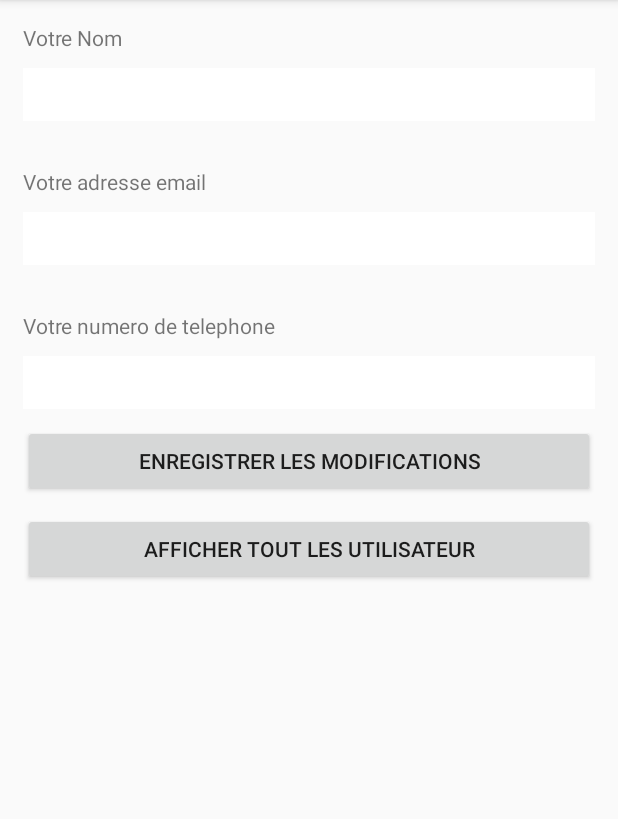
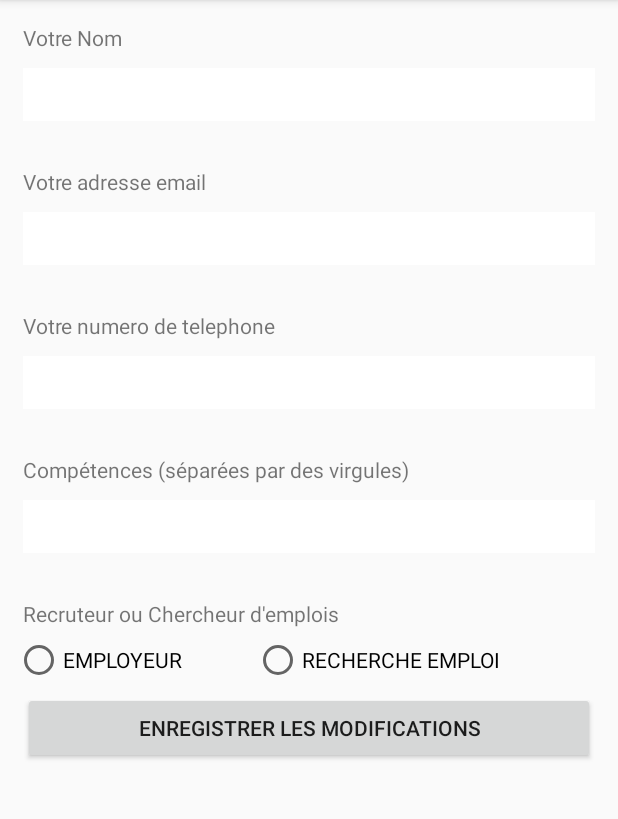
Before and after one commit to raphaeldepain/WalkAndWork, an Android app: the screen it shows after launch (InscriptionActivity), after a tap on "INSCRIPTION", on a phone screen of 412 x 824 dp, the part 84-903 px from its top. Run offline under Robolectric (Android 15) with nearby library versions, the phone set to English and light mode, and no system bars.

Commit message:
Premier filtre sur les recherches de résultat (des employeurs pour un chômeur et vice versa). Inscription terminée.

```diff
--- a/app/build.gradle
+++ b/app/build.gradle
@@ -24,6 +24,7 @@ dependencies {
     implementation 'com.android.support:appcompat-v7:28.0.0'
     implementation 'com.android.support.constraint:constraint-layout:1.1.3'
     implementation 'com.android.support:design:28.0.0'
+    // implementation 'com.google.android.gms:play-services-maps:16.1.0'
     testImplementation 'junit:junit:4.12'
     androidTestImplementation 'com.android.support.test:runner:1.0.2'
     androidTestImplementation 'com.android.support.test.espresso:espresso-core:3.0.2'
@@ -39,10 +40,11 @@ dependencies {
     implementation project(':linkedin-sdk')
     //Picasso
     implementation 'com.squareup.picasso:picasso:2.5.2'
-    //Position
-    implementation 'com.google.android.gms:play-services:11.0.1'
     //Mysql Database
     implementation 'com.squareup.okhttp3:okhttp:3.5.0'
     //Gson
     implementation 'com.google.code.gson:gson:2.8.2'
+    implementation 'com.google.android.gms:play-services-maps:16.1.0'
+    implementation "com.google.android.gms:play-services-base:16.1.0"
+    implementation 'com.google.android.gms:play-services-location:16.0.0'
 }
--- a/app/src/debug/res/values/google_maps_api.xml
+++ b/app/src/debug/res/values/google_maps_api.xml
@@ -20,5 +20,5 @@
     Once you have your key (it starts with "AIza"), replace the "google_maps_key"
     string in this file.
     -->
-    <string name="google_maps_key" templateMergeStrategy="preserve" translatable="false">AIzaSyDacMQ1w4QNFLYPZf10JFOoOdLv3N73Y-I</string>
+    <string name="google_maps_key" templateMergeStrategy="preserve" translatable="false">AIzaSyATRB6WWUSLbF6XuvNruYZtJW-86qvQAcQ</string>
 </resources>
--- a/app/src/main/java/miage/parisnanterre/fr/walkandwork/AddUser.java
+++ b/app/src/main/java/miage/parisnanterre/fr/walkandwork/AddUser.java
@@ -17,7 +17,7 @@ import java.io.IOException;
         HttpQuery httpQuery = new HttpQuery();
 
         try {
-            return httpQuery.Create(args[0],args[1],args[2],args[3]);
+            return httpQuery.Create(args[0],args[1],args[2],args[3],args[4],args[5]);
         } catch (IOException e) {
             e.printStackTrace();
             return null;
--- a/app/src/main/java/miage/parisnanterre/fr/walkandwork/Connexion.java
+++ b/app/src/main/java/miage/parisnanterre/fr/walkandwork/Connexion.java
@@ -69,7 +69,7 @@ public class Connexion extends AppCompatActivity {
          mapsConnexion.setOnClickListener(new View.OnClickListener() {
              @Override
              public void onClick(View view) {
-                 Intent intent1 = new Intent(Connexion.this, MainActivity.class);
+                 Intent intent1 = new Intent(Connexion.this, MapsActivity.class);
                  startActivity(intent1);
              }
          });
@@ -90,10 +90,12 @@ public class Connexion extends AppCompatActivity {
                     json = new JSONObject(response);
                     //On récupère la donnée d'identifiant id
                     String id = json.getString("id");
+                    String type = json.getString("isEmployeur");
 
                   //  Toast.makeText(getApplicationContext(),id,Toast.LENGTH_LONG).show();
                     Intent intentToMain = new Intent(Connexion.this, MainActivity.class);
                     intentToMain.putExtra("id",id);
+                    intentToMain.putExtra("isEmployeur",type);
                     startActivity(intentToMain);
 
                 } catch (ExecutionException e) {
--- a/app/src/main/java/miage/parisnanterre/fr/walkandwork/InscriptionActivity.java
+++ b/app/src/main/java/miage/parisnanterre/fr/walkandwork/InscriptionActivity.java
@@ -10,6 +10,7 @@ import android.util.Log;
 import android.view.View;
 import android.widget.Button;
 import android.widget.EditText;
+import android.widget.RadioButton;
 import android.widget.Toast;
 
 import org.json.JSONArray;
@@ -21,7 +22,7 @@ import java.util.Arrays;
 
 public class InscriptionActivity extends AppCompatActivity {
 
-    private EditText nom, email, phone;
+    private EditText nom, email, phone, data;
     private Button bouton, getUsersButton;
 
     @Override
@@ -34,8 +35,11 @@ public class InscriptionActivity extends AppCompatActivity {
         nom = (EditText) findViewById(R.id.nom);
         email = (EditText) findViewById(R.id.email);
         phone = (EditText) findViewById(R.id.phone);
+        data = (EditText) findViewById(R.id.data);
+        final RadioButton employeur = (RadioButton) findViewById(R.id.employeur);
+        final RadioButton chomeur = (RadioButton) findViewById(R.id.chomeur);
         bouton = (Button) findViewById(R.id.bouton);
-        getUsersButton = (Button) findViewById(R.id.boutonusers);
+
 
         // creation du listener sur l'objet bouton
 
@@ -44,21 +48,22 @@ public class InscriptionActivity extends AppCompatActivity {
             @Override
             public void onClick(View view) {
 
+               String competence = data.getText().toString().toUpperCase();
+
                 // l'operation de communication doit se faire en arriere plan d'ou l'utilisation de l'asynctask
 
-                new AddUser().execute("create", nom.getText().toString(), email.getText().toString(), phone.getText().toString());
+                if(employeur.isChecked()){
+                    new AddUser().execute("create", nom.getText().toString(), email.getText().toString(), phone.getText().toString(), competence, "1");
+                }
+                if(chomeur.isChecked()){
+                    new AddUser().execute("create", nom.getText().toString(), email.getText().toString(), phone.getText().toString(), competence, "0");
+                }
+
+
 
             }
         });
 
-        getUsersButton.setOnClickListener(new View.OnClickListener() {
-            @Override
-            public void onClick(View v) {
-                new GetUser().execute("closest", "2.2156175518589407", "48.90462429309964");
-                Toast.makeText(getApplicationContext(), "je suis affiché" , Toast.LENGTH_LONG).show();
-
-            }
-        });
     }
 
     // Asynctask destine a l'operation d'arriere plan
@@ -71,7 +76,7 @@ public class InscriptionActivity extends AppCompatActivity {
             HttpQuery httpQuery = new HttpQuery();
 
             try {
-                String result = httpQuery.Create(args[0], args[1], args[2], args[3]);
+                String result = httpQuery.Create(args[0], args[1], args[2], args[3], args[4], args[5]);
 
                 return result;
             } catch (IOException e) {
@@ -130,9 +135,9 @@ public class InscriptionActivity extends AppCompatActivity {
 
 
             if (s==null) {
-                Toast.makeText(getApplicationContext(), "try again " , Toast.LENGTH_LONG).show();
+                //Toast.makeText(getApplicationContext(), "try again " , Toast.LENGTH_LONG).show();
             } else {
-                Toast.makeText(getApplicationContext(), "succees "+s , Toast.LENGTH_LONG).show();
+               // Toast.makeText(getApplicationContext(), "succees "+s , Toast.LENGTH_LONG).show();
                 JSONObject obj = null;
                 try {
                     obj = new JSONObject(s);
--- a/app/src/main/java/miage/parisnanterre/fr/walkandwork/MainActivity.java
+++ b/app/src/main/java/miage/parisnanterre/fr/walkandwork/MainActivity.java
@@ -43,11 +43,11 @@ public class MainActivity extends AppCompatActivity {
         Intent intent = getIntent();
         //id représente l'identifiant de l'utilisateur actuel
         String id = intent.getStringExtra("id");
-       // Toast.makeText(getApplicationContext(),id,Toast.LENGTH_LONG).show();
+        String isEmployeur = intent.getStringExtra("isEmployeur");
 
         //On veut récupérer les informations des gens personnes qui n'ont pas notre identifiant
         //On appelle la base de données avec une requête de connection, et un email
-        AsyncTask threadConnectio = new ReadUsers().execute("read",id);
+        AsyncTask threadConnectio = new ReadUsers().execute("read",id,isEmployeur);
         try {
             //On récupère l'identifiant de ce qui a été retourné par la base de données sous forme de String
             String response = (String) threadConnectio.get();
--- a/app/src/main/java/miage/parisnanterre/fr/walkandwork/ReadUsers.java
+++ b/app/src/main/java/miage/parisnanterre/fr/walkandwork/ReadUsers.java
@@ -21,7 +21,7 @@ class ReadUsers extends AsyncTask<String, Void, String> {
         HttpQuery httpQuery = new HttpQuery();
 
         try {
-            return httpQuery.Read(args[0],args[1]);
+            return httpQuery.Read(args[0],args[1],args[2]);
         } catch (IOException e) {
             e.printStackTrace();
             return null;
--- a/app/src/main/res/layout/activity_inscription.xml
+++ b/app/src/main/res/layout/activity_inscription.xml
@@ -65,6 +65,57 @@
         android:inputType="phone"
         android:padding="5dp" />
 
+    <TextView
+        android:layout_width="wrap_content"
+        android:layout_height="wrap_content"
+        android:layout_marginTop="20dp"
+        android:padding="5dp"
+        android:text="Compétences (séparées par des virgules)"
+        app:layout_constraintBottom_toBottomOf="parent"
+        app:layout_constraintLeft_toLeftOf="parent"
+        app:layout_constraintRight_toRightOf="parent"
+        app:layout_constraintTop_toTopOf="parent" />
+
+    <EditText
+        android:id="@+id/data"
+        android:layout_width="match_parent"
+        android:layout_height="35dp"
+        android:layout_margin="5dp"
+        android:background="#FFFFFF"
+        android:padding="5dp" />
+
+    <TextView
+        android:layout_width="wrap_content"
+        android:layout_height="wrap_content"
+        android:layout_marginTop="20dp"
+        android:padding="5dp"
+        android:text="Recruteur ou Chercheur d'emplois"
+        app:layout_constraintBottom_toBottomOf="parent"
+        app:layout_constraintLeft_toLeftOf="parent"
+        app:layout_constraintRight_toRightOf="parent"
+        app:layout_constraintTop_toTopOf="parent" />
+    <RadioGroup
+        android:layout_width="match_parent"
+        android:layout_height="wrap_content"
+        android:orientation="horizontal">
+
+
+        <RadioButton
+            android:id="@+id/employeur"
+            android:layout_width="159dp"
+            android:layout_height="wrap_content"
+            android:text="EMPLOYEUR" />
+
+        <RadioButton
+            android:id="@+id/chomeur"
+            android:layout_width="249dp"
+            android:layout_height="wrap_content"
+            android:text="RECHERCHE EMPLOI"
+
+            />
+
+    </RadioGroup>
+
     <Button
         android:id="@+id/bouton"
         android:layout_width="match_parent"
@@ -73,13 +124,7 @@
         android:padding="10dp"
         android:text="ENREGISTRER LES MODIFICATIONS" />
 
-    <Button
-        android:id="@+id/boutonusers"
-        android:layout_width="match_parent"
-        android:layout_height="wrap_content"
-        android:layout_margin="5dp"
-        android:padding="10dp"
-        android:text="Afficher tout les utilisateur" />
+
 
 
 </LinearLayout>
--- a/app/src/main/res/values/strings.xml
+++ b/app/src/main/res/values/strings.xml
@@ -2,4 +2,5 @@
     <string name="app_name">WalkAndWork</string>
     <string name="title_activity_inscription">InscriptionActivity</string>
     <string name="title_activity_maps">My position</string>
+    <string name="title_activity_maps2">Map</string>
 </resources>
--- a/build.gradle
+++ b/build.gradle
@@ -9,6 +9,8 @@ buildscript {
     dependencies {
         classpath 'com.android.tools.build:gradle:3.2.1'
         classpath "org.sonarsource.scanner.gradle:sonarqube-gradle-plugin:2.7"
+
+       classpath 'com.google.gms:google-services:4.0.2'
 
 
         // NOTE: Do not place your application dependencies here; they belong
```
Also changed, not shown: app/src/main/AndroidManifest.xml (+9 -3 lines), app/src/main/java/miage/parisnanterre/fr/walkandwork/HttpQuery.java (+5 -2 lines), 1 other file.
